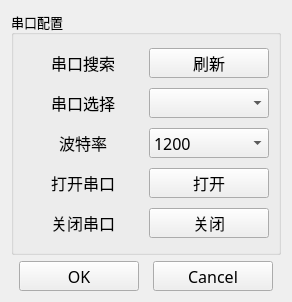
Above: ui/serial_config.ui from jiang-xin9/PyCom before the change. Below: the same form after it.
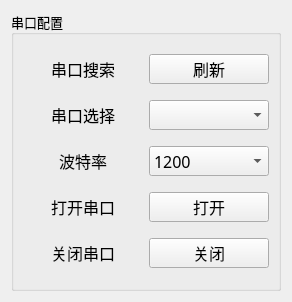
That is the form after the change. Icons and pictures are not drawn. Custom widgets are drawn as their Qt base class.

Commit message: 删除ok跟取消按钮以及对应的代码功能

Diff of the .ui file:
```diff
--- a/ui/serial_config.ui
+++ b/ui/serial_config.ui
@@ -413,66 +413,6 @@
      </layout>
     </widget>
    </item>
-   <item>
-    <layout class="QHBoxLayout" name="horizontalLayout_6">
-     <item>
-      <widget class="NewQPushButton" name="ok_btn">
-       <property name="minimumSize">
-        <size>
-         <width>120</width>
-         <height>30</height>
-        </size>
-       </property>
-       <property name="maximumSize">
-        <size>
-         <width>120</width>
-         <height>30</height>
-        </size>
-       </property>
-       <property name="font">
-        <font>
-         <family>微软雅黑</family>
-         <pointsize>12</pointsize>
-        </font>
-       </property>
-       <property name="cursor">
-        <cursorShape>PointingHandCursor</cursorShape>
-       </property>
-       <property name="text">
-        <string>OK</string>
-       </property>
-      </widget>
-     </item>
-     <item>
-      <widget class="NewQPushButton" name="cancel_btn">
-       <property name="minimumSize">
-        <size>
-         <width>120</width>
-         <height>30</height>
-        </size>
-       </property>
-       <property name="maximumSize">
-        <size>
-         <width>120</width>
-         <height>30</height>
-        </size>
-       </property>
-       <property name="font">
-        <font>
-         <family>微软雅黑</family>
-         <pointsize>12</pointsize>
-        </font>
-       </property>
-       <property name="cursor">
-        <cursorShape>PointingHandCursor</cursorShape>
-       </property>
-       <property name="text">
-        <string>Cancel</string>
-       </property>
-      </widget>
-     </item>
-    </layout>
-   </item>
   </layout>
  </widget>
  <customwidgets>
```
The commit also changes 2 other files.
